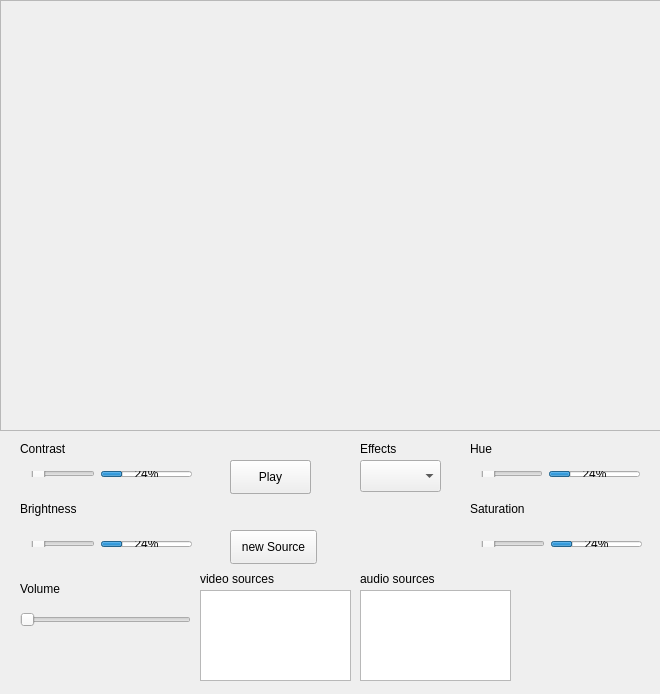
First picture: the form in gstvideo.ui, repository neithanmo/BitRiver, before the edit.
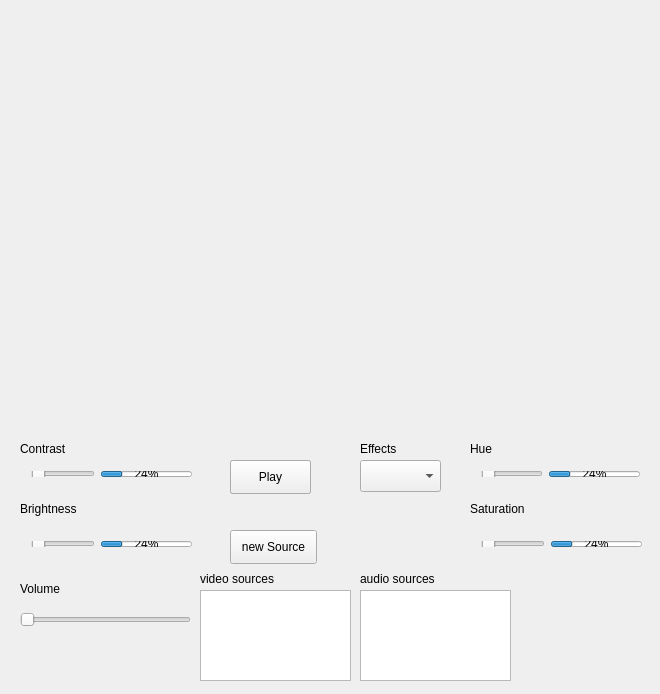
Second picture: the form after the edit.

Commit message: deleting not used functions

```diff
--- a/gstvideo.ui
+++ b/gstvideo.ui
@@ -373,41 +373,27 @@
     </item>
    </layout>
   </widget>
-  <widget class="QScrollArea" name="scrollArea">
+  <widget class="QWidget" name="widget" native="true">
    <property name="geometry">
     <rect>
      <x>0</x>
      <y>0</y>
      <width>661</width>
-     <height>431</height>
+     <height>411</height>
     </rect>
    </property>
-   <property name="widgetResizable">
-    <bool>true</bool>
+   <property name="minimumSize">
+    <size>
+     <width>640</width>
+     <height>300</height>
+    </size>
    </property>
-   <widget class="QWidget" name="scrollAreaWidgetContents">
-    <property name="geometry">
-     <rect>
-      <x>0</x>
-      <y>0</y>
-      <width>657</width>
-      <height>427</height>
-     </rect>
-    </property>
-    <property name="styleSheet">
-     <string notr="true">alternate-background-color: qradialgradient(spread:repeat, cx:0.5, cy:0.5, radius:0.077, fx:0.5, fy:0.5, stop:0 rgba(0, 169, 255, 147), stop:0.497326 rgba(0, 0, 0, 147), stop:1 rgba(0, 169, 255, 147));</string>
-    </property>
-    <widget class="QWidget" name="widget" native="true">
-     <property name="geometry">
-      <rect>
-       <x>-11</x>
-       <y>-11</y>
-       <width>671</width>
-       <height>441</height>
-      </rect>
-     </property>
-    </widget>
-   </widget>
+   <property name="maximumSize">
+    <size>
+     <width>800</width>
+     <height>480</height>
+    </size>
+   </property>
   </widget>
   <zorder>layoutWidget</zorder>
   <zorder>label_3</zorder>
```
Left out of the diff: 2 changed lines with no effect on the pictures. The commit also changes 1 other file.
